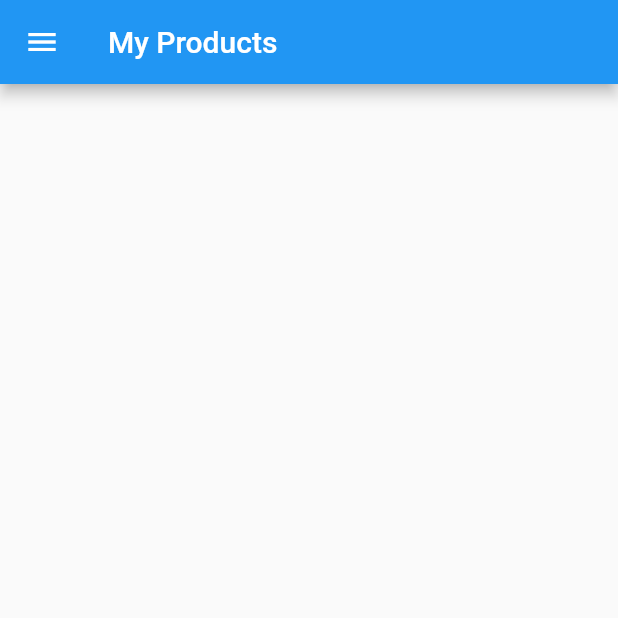
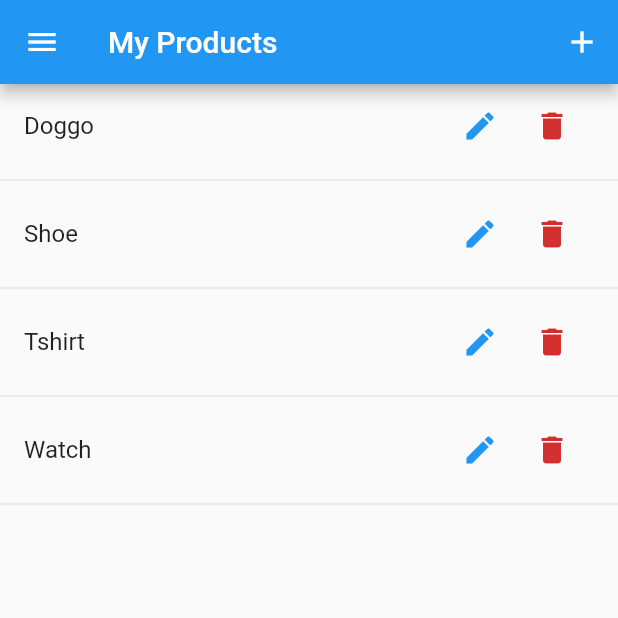
Before and after one commit to nevarwin/addtocart-favorite-example, a Flutter app: the UserProductsScreen screen opened by its route, on a phone screen of 412 x 824 dp, the top half of it. Run offline on Flutter 3.47's test engine with Material 2 defaults, Android fonts, the phone set to English and light mode, and no system bars; our stand-ins replace badges.

Commit message:
added functions for new product

```diff
--- a/addtocart_favorite_app/lib/main.dart
+++ b/addtocart_favorite_app/lib/main.dart
@@ -11,6 +11,7 @@ import './screens/product_details_screen.dart';
 import './screens/order_screen.dart';
 import './screens/settings_screen.dart';
 import './screens/user_product_screen.dart';
+import './screens/edit_product_screen.dart';
 
 void main() {
   runApp(const MyApp());
@@ -48,6 +49,7 @@ class MyApp extends StatelessWidget {
           OrderScreen.routeName: (context) => const OrderScreen(),
           SettingsScreen.routeName: (context) => const SettingsScreen(),
           UserProductsScreen.routeName: (context) => const UserProductsScreen(),
+          EditProductScreen.routeName: (context) => const EditProductScreen(),
         },
       ),
     );
--- a/addtocart_favorite_app/lib/screens/user_product_screen.dart
+++ b/addtocart_favorite_app/lib/screens/user_product_screen.dart
@@ -1,4 +1,7 @@
+import 'package:addtocart_favorite_app/provider/product_provider.dart';
+import 'package:addtocart_favorite_app/widgets/user_product_item_widget.dart';
 import 'package:flutter/material.dart';
+import 'package:provider/provider.dart';
 
 import '../widgets/app_drawer.dart';
 
@@ -9,11 +12,32 @@ class UserProductsScreen extends StatelessWidget {
 
   @override
   Widget build(BuildContext context) {
+    final productData = Provider.of<ProductProvider>(context);
+
     return Scaffold(
       appBar: AppBar(
         title: const Text('My Products'),
+        actions: [
+          IconButton(
+            icon: const Icon(Icons.add),
+            onPressed: () {},
+          ),
+        ],
       ),
       drawer: const AppDrawer(),
+      body: ListView.builder(
+        itemCount: productData.getProductList.length,
+        itemBuilder: (context, index) {
+          return Column(
+            children: [
+              UserProductItemWidget(
+                title: productData.getProductList[index].title,
+              ),
+              const Divider(),
+            ],
+          );
+        },
+      ),
     );
   }
 }
--- /dev/null
+++ b/addtocart_favorite_app/lib/widgets/user_product_item_widget.dart
@@ -0,0 +1,42 @@
+import 'package:flutter/material.dart';
+
+import '../screens/edit_product_screen.dart';
+
+class UserProductItemWidget extends StatelessWidget {
+  const UserProductItemWidget({
+    Key? key,
+    required this.title,
+  }) : super(key: key);
+
+  final String title;
+
+  @override
+  Widget build(BuildContext context) {
+    return ListTile(
+      title: Text(title),
+      trailing: SizedBox(
+        width: 100,
+        child: Row(
+          children: [
+            IconButton(
+              onPressed: () {
+                Navigator.of(context).pushNamed(EditProductScreen.routeName);
+              },
+              icon: Icon(
+                Icons.edit,
+                color: Theme.of(context).primaryColor,
+              ),
+            ),
+            IconButton(
+              onPressed: () {},
+              icon: Icon(
+                Icons.delete,
+                color: Theme.of(context).errorColor,
+              ),
+            ),
+          ],
+        ),
+      ),
+    );
+  }
+}
```
Also changed, not shown: addtocart_favorite_app/lib/screens/edit_product_screen.dart (added, +49 -0 lines).
